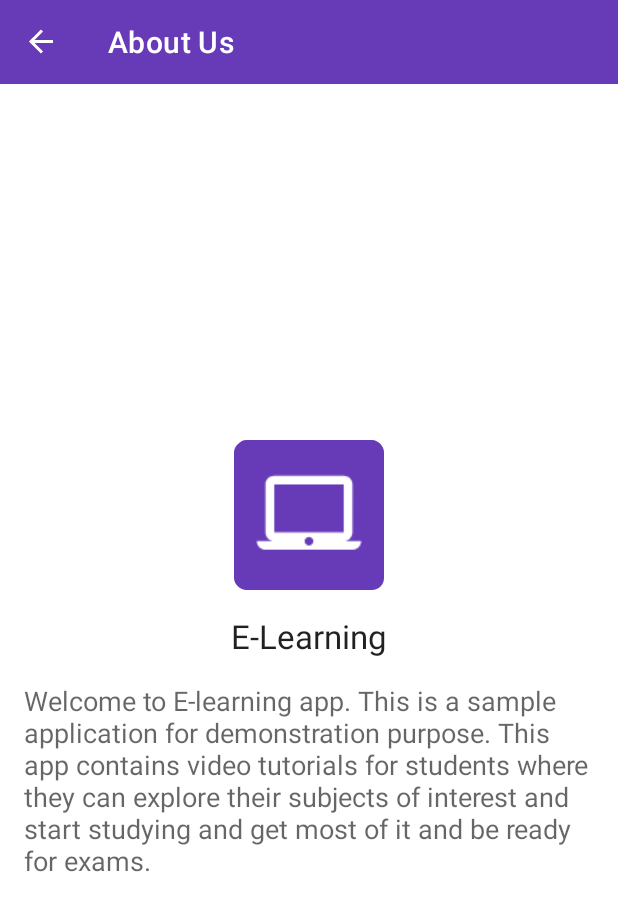
After one commit to VaibhavAWD/E-Learning-App, an Android app: the AboutFragment screen opened through its navigation route, on a phone screen of 412 x 824 dp. The commit adds this screen. Shown: the top 911 px of the screen. Run offline under Robolectric (Android 15) with nearby library versions, the phone set to English and light mode, and no system bars; our stand-ins replace navigation-ui; libraries missing offline, so code that uses them is left out: org.kodein.di; 4 statements that could not run were skipped.

Commit message:
Add AboutFragment

```diff
--- /dev/null
+++ b/app/src/main/java/com/vaibhavdhunde/app/elearning/ui/about/AboutFragment.kt
@@ -0,0 +1,20 @@
+package com.vaibhavdhunde.app.elearning.ui.about
+
+import android.os.Bundle
+import androidx.fragment.app.Fragment
+import android.view.LayoutInflater
+import android.view.View
+import android.view.ViewGroup
+
+import com.vaibhavdhunde.app.elearning.R
+
+class AboutFragment : Fragment() {
+
+    override fun onCreateView(
+        inflater: LayoutInflater, container: ViewGroup?,
+        savedInstanceState: Bundle?
+    ): View? {
+        return inflater.inflate(R.layout.fragment_about, container, false)
+    }
+
+}
--- /dev/null
+++ b/app/src/main/res/layout/fragment_about.xml
@@ -0,0 +1,42 @@
+<?xml version="1.0" encoding="utf-8"?>
+<ScrollView xmlns:android="http://schemas.android.com/apk/res/android"
+    xmlns:tools="http://schemas.android.com/tools"
+    android:layout_width="match_parent"
+    android:layout_height="match_parent"
+    android:fillViewport="true"
+    tools:context=".ui.about.AboutFragment">
+
+    <LinearLayout
+        android:layout_width="match_parent"
+        android:layout_height="wrap_content"
+        android:clipToPadding="false"
+        android:gravity="center"
+        android:orientation="vertical"
+        android:padding="16dp">
+
+        <ImageView
+            android:id="@+id/app_logo"
+            android:layout_width="100dp"
+            android:layout_height="100dp"
+            android:src="@mipmap/ic_launcher" />
+
+        <TextView
+            android:id="@+id/about_title"
+            android:layout_width="match_parent"
+            android:layout_height="wrap_content"
+            android:layout_marginTop="16dp"
+            android:gravity="center"
+            android:text="@string/app_name"
+            android:textAppearance="@style/TextAppearance.AppCompat.Large" />
+
+        <TextView
+            android:id="@+id/about_matter"
+            android:layout_width="match_parent"
+            android:layout_height="wrap_content"
+            android:layout_marginTop="16dp"
+            android:text="@string/about_matter"
+            android:textAppearance="@style/TextAppearance.AppCompat.Medium" />
+
+    </LinearLayout>
+
+</ScrollView>
--- a/app/src/main/res/menu/nav_view.xml
+++ b/app/src/main/res/menu/nav_view.xml
@@ -17,4 +17,8 @@
         android:id="@+id/reportFragment"
         android:title="@string/nav_report_issue" />
 
+    <item
+        android:id="@+id/aboutFragment"
+        android:title="@string/nav_about_us" />
+
 </menu>
--- a/app/src/main/res/navigation/nav_graph.xml
+++ b/app/src/main/res/navigation/nav_graph.xml
@@ -81,4 +81,10 @@
         android:name="com.vaibhavdhunde.app.elearning.ui.report.ReportFragment"
         android:label="@string/label_report" />
 
+    <fragment
+        android:id="@+id/aboutFragment"
+        android:name="com.vaibhavdhunde.app.elearning.ui.about.AboutFragment"
+        android:label="@string/label_about_us"
+        tools:layout="@layout/fragment_about" />
+
 </navigation>
--- a/app/src/main/res/values/strings.xml
+++ b/app/src/main/res/values/strings.xml
@@ -19,6 +19,7 @@
     <string name="nav_profile">Profile</string>
     <string name="nav_send_feedback">Send Feedback</string>
     <string name="nav_report_issue">Report Issue</string>
+    <string name="nav_about_us">About Us</string>
 
     <!-- Login Activity  -->
     <string name="login">Login</string>
@@ -73,4 +74,8 @@
     <string name="label_report">Report</string>
     <string name="submit_report">Submit Report</string>
 
+    <!--  About Fragment  -->
+    <string name="label_about_us">About Us</string>
+    <string name="about_matter">Welcome to E-learning app. This is a sample application for demonstration purpose. This app contains video tutorials for students where they can explore their subjects of interest and start studying and get most of it and be ready for exams.</string>
+
 </resources>
```
